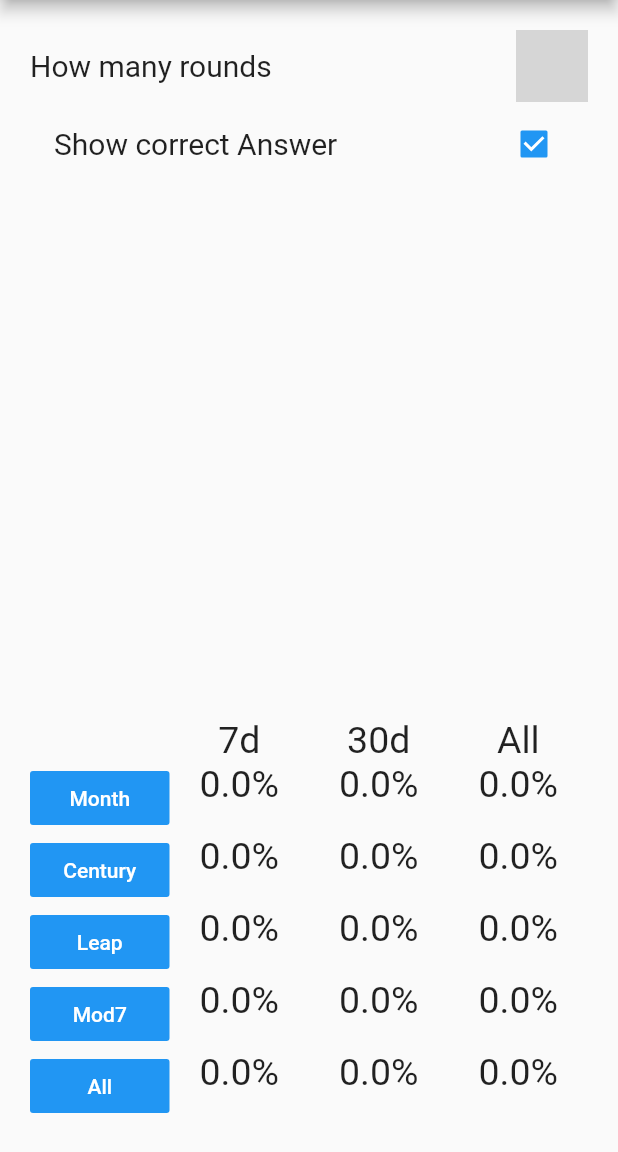
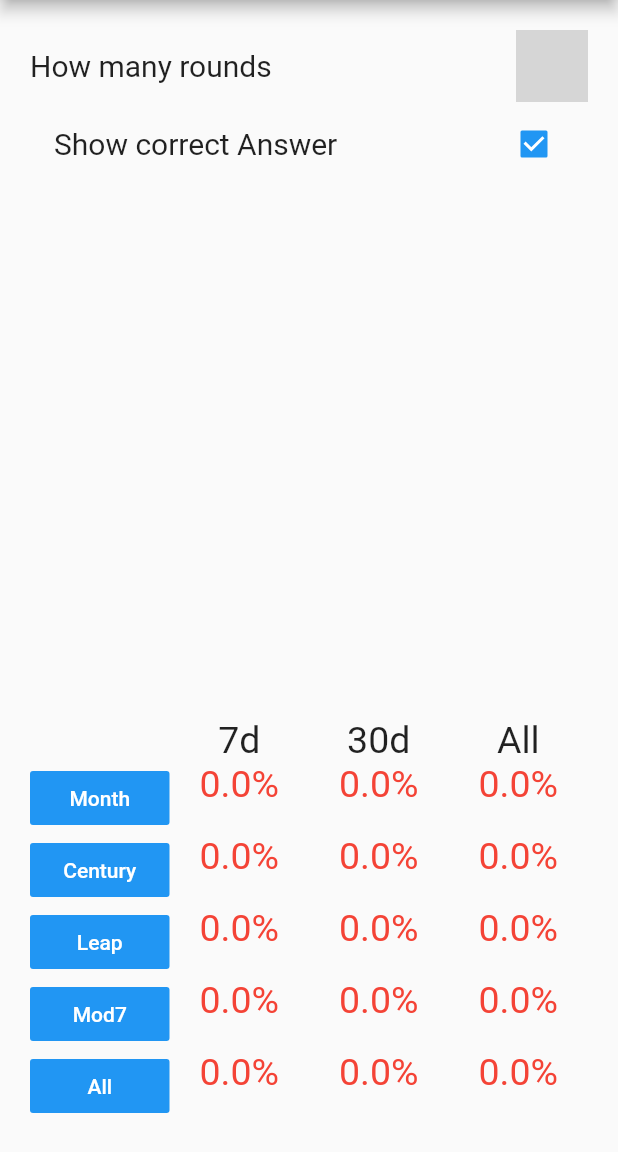
Before and after one commit to broodjeaap/ohthatsa, a Flutter app: the PracticeSetupPage screen opened by its route, on a phone screen of 412 x 824 dp, the part 84-1236 px from its top. Run offline on Flutter 3.47's test engine with Material 2 defaults, Android fonts, the phone set to English and light mode, and no system bars; our stand-ins replace numberpicker, sqflite; accounts and stored records are empty; statements that could not run were skipped; grey boxes are pictures that could not be loaded.

Commit message:
refactored stat tablerow rendering a bit

```diff
--- a/lib/pages/practice/PracticeSetupPage.dart
+++ b/lib/pages/practice/PracticeSetupPage.dart
@@ -21,6 +21,23 @@ class _PracticeSetupState extends State<PracticeSetupPage> {
   void initState() {
     this._answerStats = PracticeDatabase.getStats();
     super.initState();
+  }
+
+  Text getStatTableText(double value){
+    var text = "-";
+    var color = Colors.grey.shade500;
+    if (value != null){
+      text = value.toString() + "%";
+      color = value >= 70 ? Colors.green : Colors.red;
+    }
+    return Text(
+      text,
+      textAlign: TextAlign.center,
+      style: TextStyle(
+        fontSize: 25,
+        color: color
+      )
+    );
   }
 
   @override
@@ -91,21 +108,9 @@ class _PracticeSetupState extends State<PracticeSetupPage> {
                                 );
                               },
                             ),
-                            Text(
-                                snapshot.hasData ?
-                                snapshot.data["7d month"].toString() + "%" : "-",
-                                textAlign: TextAlign.center, style: TextStyle(fontSize: 25)
-                            ),
-                            Text(
-                                snapshot.hasData ?
-                                snapshot.data["30d month"].toString() + "%" : "-",
-                                textAlign: TextAlign.center, style: TextStyle(fontSize: 25)
-                            ),
-                            Text(
-                                snapshot.hasData ?
-                                snapshot.data["All month"].toString() + "%" : "-",
-                                textAlign: TextAlign.center, style: TextStyle(fontSize: 25)
-                            ),
+                            getStatTableText(snapshot.data["7d month"]),
+                            getStatTableText(snapshot.data["30d month"]),
+                            getStatTableText(snapshot.data["All month"]),
                           ]
                       ),
                       TableRow(
@@ -122,21 +127,9 @@ class _PracticeSetupState extends State<PracticeSetupPage> {
                                 );
                               },
                             ),
-                            Text(
-                                snapshot.hasData ?
-                                snapshot.data["7d century"].toString() + "%" : "-",
-                                textAlign: TextAlign.center, style: TextStyle(fontSize: 25)
-                            ),
-                            Text(
-                                snapshot.hasData ?
-                                snapshot.data["30d century"].toString() + "%" : "-",
-                                textAlign: TextAlign.center, style: TextStyle(fontSize: 25)
-                            ),
-                            Text(
-                                snapshot.hasData ?
-                                snapshot.data["All century"].toString() + "%" : "-",
-                                textAlign: TextAlign.center, style: TextStyle(fontSize: 25)
-                            ),
+                            getStatTableText(snapshot.data["7d century"]),
+                            getStatTableText(snapshot.data["30d century"]),
+                            getStatTableText(snapshot.data["All century"]),
                           ]
                       ),
                       TableRow(
@@ -153,21 +146,9 @@ class _PracticeSetupState extends State<PracticeSetupPage> {
                                 );
                               },
                             ),
-                            Text(
-                                snapshot.hasData ?
-                                snapshot.data["7d leap"].toString() + "%" : "-",
-                                textAlign: TextAlign.center, style: TextStyle(fontSize: 25)
-                            ),
-                            Text(
-                                snapshot.hasData ?
-                                snapshot.data["30d leap"].toString() + "%" : "-",
-                                textAlign: TextAlign.center, style: TextStyle(fontSize: 25)
-                            ),
-                            Text(
-                                snapshot.hasData ?
-                                snapshot.data["All leap"].toString() + "%" : "-",
-                                textAlign: TextAlign.center, style: TextStyle(fontSize: 25)
-                            ),
+                            getStatTableText(snapshot.data["7d leap"]),
+                            getStatTableText(snapshot.data["30d leap"]),
+                            getStatTableText(snapshot.data["All leap"]),
                           ]
                       ),
                       TableRow(
@@ -184,21 +165,9 @@ class _PracticeSetupState extends State<PracticeSetupPage> {
                                 );
                               },
                             ),
-                            Text(
-                                snapshot.hasData ?
-                                snapshot.data["7d mod"].toString() + "%" : "-",
-                                textAlign: TextAlign.center, style: TextStyle(fontSize: 25)
-                            ),
-                            Text(
-                                snapshot.hasData ?
-                                snapshot.data["30d mod"].toString() + "%" : "-",
-                                textAlign: TextAlign.center, style: TextStyle(fontSize: 25)
-                            ),
-                            Text(
-                                snapshot.hasData ?
-                                snapshot.data["All mod"].toString() + "%" : "-",
-                                textAlign: TextAlign.center, style: TextStyle(fontSize: 25)
-                            ),
+                            getStatTableText(snapshot.data["7d mod"]),
+                            getStatTableText(snapshot.data["30d mod"]),
+                            getStatTableText(snapshot.data["All mod"]),
                           ]
                       ),
                       TableRow(
@@ -209,21 +178,9 @@ class _PracticeSetupState extends State<PracticeSetupPage> {
                               textColor: Colors.white,
                               onPressed: () {},
                             ),
-                            Text(
-                                snapshot.hasData ?
-                                snapshot.data["7d mod"].toString() + "%" : "-",
-                                textAlign: TextAlign.center, style: TextStyle(fontSize: 25)
-                            ),
-                            Text(
-                                snapshot.hasData ?
-                                snapshot.data["30d mod"].toString() + "%" : "-",
-                                textAlign: TextAlign.center, style: TextStyle(fontSize: 25)
-                            ),
-                            Text(
-                                snapshot.hasData ?
-                                snapshot.data["All mod"].toString() + "%" : "-",
-                                textAlign: TextAlign.center, style: TextStyle(fontSize: 25)
-                            ),
+                            getStatTableText(snapshot.data["7d all"]),
+                            getStatTableText(snapshot.data["30d all"]),
+                            getStatTableText(snapshot.data["All all"]),
                           ]
                       ),
                     ]
```
